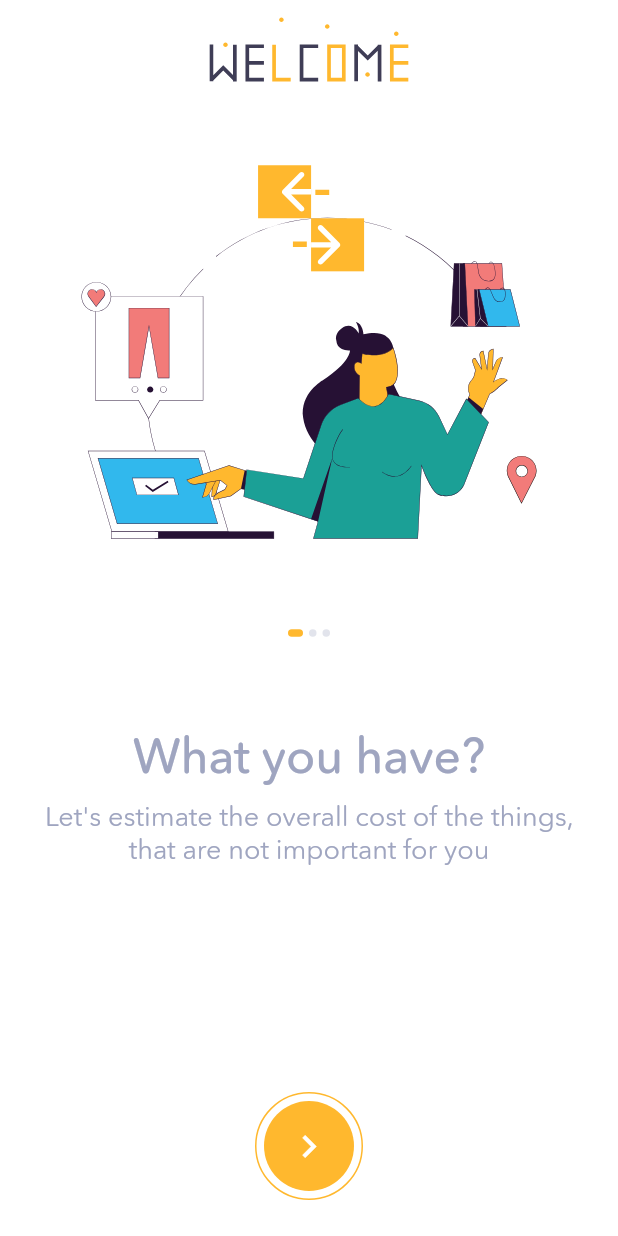
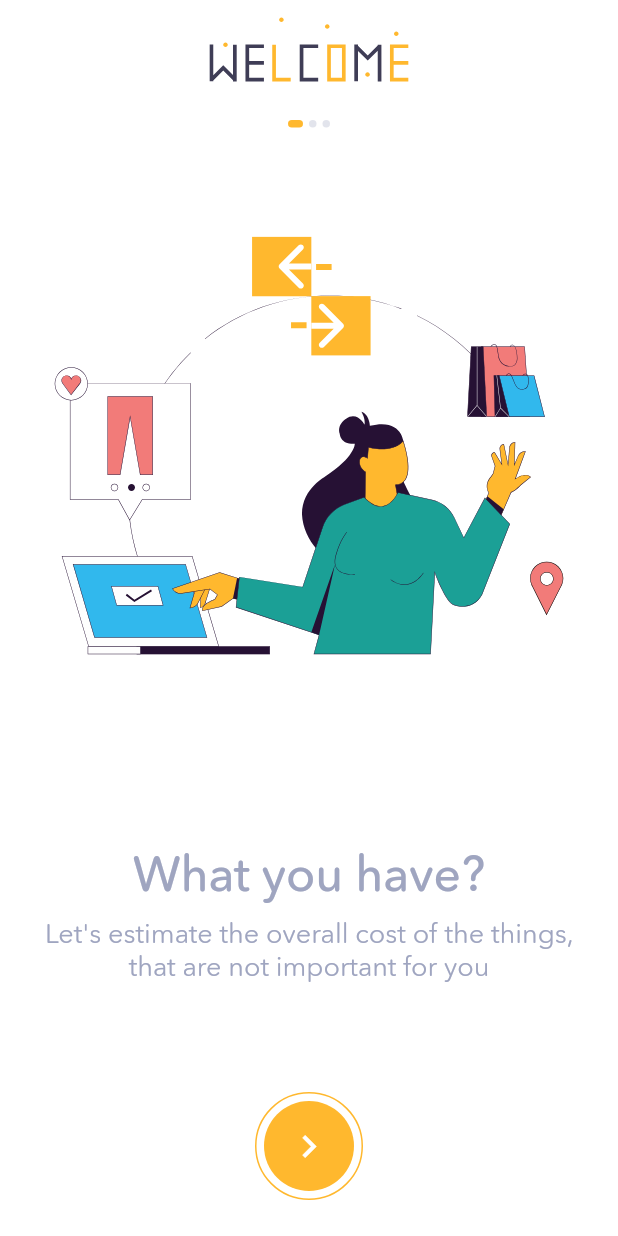
Before and after one commit to gitananun/barter-app, a Flutter app: the screen it shows after launch, on a phone screen of 412 x 824 dp. Run offline on Flutter 3.47's test engine with Material 2 defaults, Android fonts, the phone set to English and light mode, and no system bars; our stand-ins replace device_preview, flutter_svg.

Commit message:
Onboarding Screens finished

```diff
--- a/lib/env.dart
+++ b/lib/env.dart
@@ -1,3 +1,3 @@
 import 'package:barter/ui/enums/app_mode.dart';
 
-const AppMode APP_MODE = AppMode.Release;
+const AppMode APP_MODE = AppMode.Dev;
--- a/lib/ui/screens/onboarding/_components/onboarding_welcome_button.dart
+++ b/lib/ui/screens/onboarding/_components/onboarding_welcome_button.dart
@@ -6,6 +6,10 @@ class OnBoardingWelcomeButton extends StatelessWidget {
 
   @override
   Widget build(BuildContext context) {
-    return CustomFlatButton(primary: true, text: "Get started");
+    return CustomFlatButton(
+      primary: true,
+      text: "Get started",
+      padding: EdgeInsets.symmetric(vertical: 20, horizontal: 70),
+    );
   }
 }
--- a/lib/ui/screens/onboarding/_screens/third_onboarding.dart
+++ b/lib/ui/screens/onboarding/_screens/third_onboarding.dart
@@ -23,7 +23,7 @@ class _ThirdOnboardingState extends State<ThirdOnboarding> {
       section2: Column(
         children: [
           OnBoardingContentTitle(
-            'Always be notified ✌🏻',
+            'Be notified ✌🏻',
             textStyle: Theme.of(context).textTheme.headline6,
           ),
           onBoardingContentVerticalSpace,
--- a/lib/ui/screens/onboarding/_sections/onboarding_notifications_section.dart
+++ b/lib/ui/screens/onboarding/_sections/onboarding_notifications_section.dart
@@ -20,18 +20,18 @@ class _OnBoardingNotificationsSectionState extends State<OnBoardingNotifications
       children: [
         NotificationListTile(
           title: 'Products',
-          subtitle: "Be aware of new hot deals",
+          subtitle: "Active, New & Hot deals.",
           switchValue: _switchValue,
           leadingImgPath: OnBoardingConstants.imgPath + 'icon_calendar.svg',
           onSwitch: (value) => setState(() => _switchValue = value),
         ),
         NotificationListTile(
           title: 'New requests',
-          subtitle: "Be connected, make deals",
+          subtitle: "Be connected, make deals.",
           switchValue: _switchValue,
           leadingImgPath: OnBoardingConstants.imgPath + 'icon_opened_letter.svg',
           onSwitch: (value) => setState(() => _switchValue = value),
-        )
+        ),
       ],
     );
   }
--- a/lib/ui/screens/onboarding/_shared_widgets/onboarding_content_title.dart
+++ b/lib/ui/screens/onboarding/_shared_widgets/onboarding_content_title.dart
@@ -6,8 +6,5 @@ class OnBoardingContentTitle extends StatelessWidget {
   final TextStyle textStyle;
 
   @override
-  Widget build(BuildContext context) => Text(
-        title,
-        style: textStyle ?? Theme.of(context).textTheme.headline5,
-      );
+  Widget build(BuildContext context) => Text(title, style: textStyle ?? Theme.of(context).textTheme.headline5);
 }
--- a/lib/ui/screens/onboarding/layout/onboarding_layout.dart
+++ b/lib/ui/screens/onboarding/layout/onboarding_layout.dart
@@ -3,7 +3,7 @@ import 'package:flutter/material.dart';
 
 @immutable
 class OnBoardingLayout extends StatelessWidget {
-  const OnBoardingLayout({
+  OnBoardingLayout({
     Key key,
     @required this.section1,
     @required this.section2,
@@ -18,9 +18,8 @@ class OnBoardingLayout extends StatelessWidget {
       padding: OnBoardingStyle.contentPadding,
       child: Column(
         children: [
-          Expanded(flex: 4, child: section1),
-          Expanded(flex: 2, child: SizedBox()),
-          Expanded(flex: 4, child: SingleChildScrollView(child: section2)),
+          Expanded(flex: 6, child: section1),
+          Expanded(flex: 4, child: Center(child: SingleChildScrollView(child: section2)))
         ],
       ),
     );
--- a/lib/ui/screens/onboarding/onboarding.dart
+++ b/lib/ui/screens/onboarding/onboarding.dart
@@ -60,7 +60,7 @@ class _OnBoardingScreenState extends State<OnBoardingScreen> {
                 ThirdOnboarding(),
               ],
             ),
-            Center(child: SliderIndicators(_currentPage, _totalPages)),
+            SliderIndicators(_currentPage, _totalPages),
           ],
         ),
       ),
```
Also changed, not shown: assets/images/onboarding/3rd_onboarding_illustration.svg.
